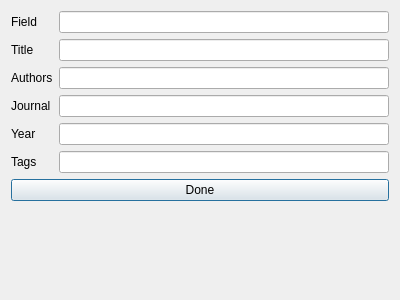
The window that designer/paper_info.ui (CoreySpohn/work_tools) describes before a commit, drawn with Qt 5.
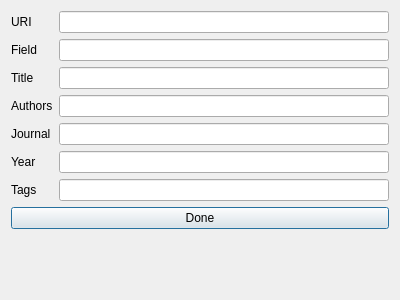
The same window after the commit.

What changed in the file:
```diff
--- a/designer/paper_info.ui
+++ b/designer/paper_info.ui
@@ -14,67 +14,67 @@
    <string>Form</string>
   </property>
   <layout class="QFormLayout" name="formLayout">
-   <item row="1" column="0">
+   <item row="2" column="0">
     <widget class="QLabel" name="paper_title_label">
      <property name="text">
       <string>Title</string>
      </property>
     </widget>
    </item>
-   <item row="2" column="0">
+   <item row="3" column="0">
     <widget class="QLabel" name="paper_authors_label">
      <property name="text">
       <string>Authors</string>
      </property>
     </widget>
    </item>
-   <item row="4" column="0">
+   <item row="5" column="0">
     <widget class="QLabel" name="paper_year_label">
      <property name="text">
       <string>Year</string>
      </property>
     </widget>
    </item>
-   <item row="1" column="1">
-    <widget class="QLineEdit" name="paper_title_line_edit"/>
-   </item>
    <item row="2" column="1">
+    <widget class="QLineEdit" name="paper_title_line_edit"/>
+   </item>
+   <item row="3" column="1">
     <widget class="QLineEdit" name="paper_authors_line_edit"/>
    </item>
-   <item row="4" column="1">
+   <item row="5" column="1">
     <widget class="QLineEdit" name="paper_year_line_edit"/>
    </item>
-   <item row="0" column="0">
+   <item row="1" column="0">
     <widget class="QLabel" name="paper_field_label">
      <property name="text">
       <string>Field</string>
      </property>
     </widget>
    </item>
-   <item row="0" column="1">
+   <item row="1" column="1">
     <widget class="QLineEdit" name="paper_field_line_edit"/>
    </item>
-   <item row="3" column="0">
+   <item row="4" column="0">
     <widget class="QLabel" name="paper_journal_label">
      <property name="text">
       <string>Journal</string>
      </property>
     </widget>
    </item>
-   <item row="3" column="1">
+   <item row="4" column="1">
     <widget class="QLineEdit" name="paper_journal_line_edit"/>
    </item>
-   <item row="5" column="0">
+   <item row="6" column="0">
     <widget class="QLabel" name="paper_tags_label">
      <property name="text">
       <string>Tags</string>
      </property>
     </widget>
    </item>
-   <item row="5" column="1">
+   <item row="6" column="1">
     <widget class="QLineEdit" name="paper_tags_line_edit"/>
    </item>
-   <item row="7" column="0" colspan="2">
+   <item row="8" column="0" colspan="2">
     <widget class="QPushButton" name="done_button">
      <property name="text">
       <string>Done</string>
@@ -87,6 +87,16 @@
      </property>
     </widget>
    </item>
+   <item row="0" column="0">
+    <widget class="QLabel" name="paper_uri_label">
+     <property name="text">
+      <string>URI</string>
+     </property>
+    </widget>
+   </item>
+   <item row="0" column="1">
+    <widget class="QLineEdit" name="paper_uri_line_edit"/>
+   </item>
   </layout>
  </widget>
  <tabstops>
```
